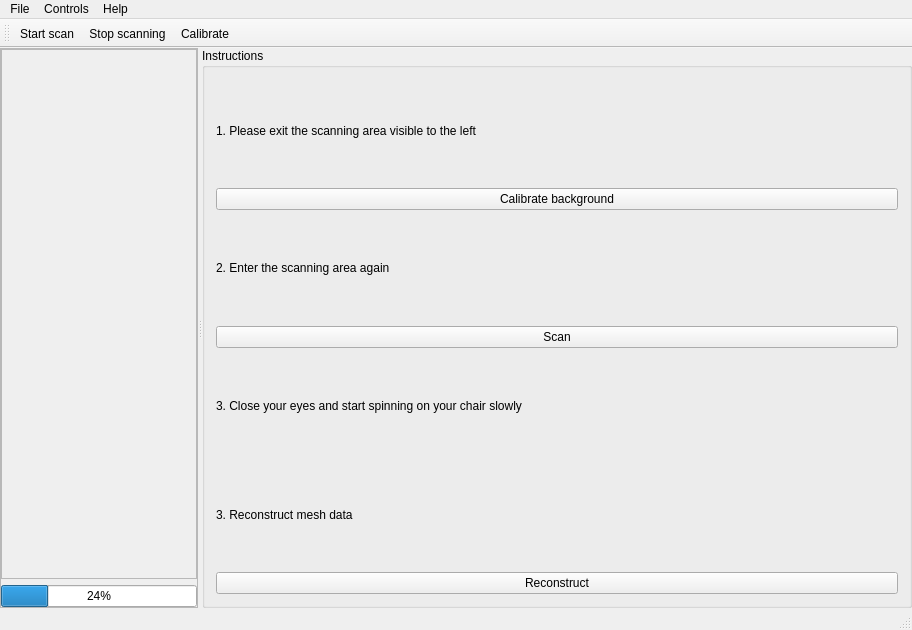
This is ui/scanthething.ui in hackerspace-ntnu/k2md1-scanning-tool as Qt 5 draws it before an edit. The edited form follows.
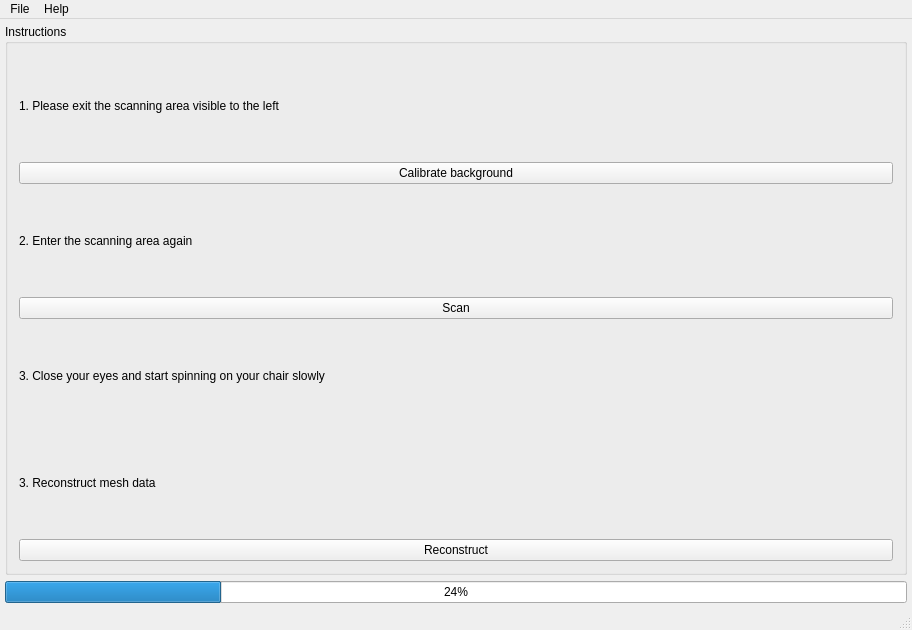
This is the edited form.

Commit message: - Finalize GUI, add finishing touches to progress bars and etc.

The edit to the form file:
```diff
--- a/ui/scanthething.ui
+++ b/ui/scanthething.ui
@@ -16,61 +16,22 @@
   <widget class="QWidget" name="centralWidget">
    <layout class="QVBoxLayout" name="verticalLayout">
     <property name="leftMargin">
-     <number>0</number>
+     <number>5</number>
     </property>
     <property name="topMargin">
-     <number>0</number>
+     <number>5</number>
     </property>
     <property name="rightMargin">
-     <number>0</number>
+     <number>5</number>
     </property>
     <property name="bottomMargin">
-     <number>0</number>
+     <number>5</number>
     </property>
     <item>
      <widget class="QSplitter" name="splitter">
       <property name="orientation">
        <enum>Qt::Horizontal</enum>
       </property>
-      <widget class="QFrame" name="frame_2">
-       <property name="frameShape">
-        <enum>QFrame::StyledPanel</enum>
-       </property>
-       <property name="frameShadow">
-        <enum>QFrame::Raised</enum>
-       </property>
-       <layout class="QVBoxLayout" name="verticalLayout_2">
-        <property name="leftMargin">
-         <number>0</number>
-        </property>
-        <property name="topMargin">
-         <number>0</number>
-        </property>
-        <property name="rightMargin">
-         <number>0</number>
-        </property>
-        <property name="bottomMargin">
-         <number>0</number>
-        </property>
-        <item>
-         <widget class="QFrame" name="frame">
-          <property name="frameShape">
-           <enum>QFrame::StyledPanel</enum>
-          </property>
-          <property name="frameShadow">
-           <enum>QFrame::Raised</enum>
-          </property>
-         </widget>
-        </item>
-        <item>
-         <widget class="QProgressBar" name="progressBar">
-          <property name="value">
-           <number>24</number>
-          </property>
-         </widget>
-        </item>
-       </layout>
-      </widget>
       <widget class="QGroupBox" name="groupBox">
        <property name="title">
         <string>Instructions</string>
@@ -129,6 +90,13 @@
       </widget>
      </widget>
     </item>
+    <item>
+     <widget class="QProgressBar" name="progressBar">
+      <property name="value">
+       <number>24</number>
+      </property>
+     </widget>
+    </item>
    </layout>
   </widget>
   <widget class="QMenuBar" name="menuBar">
@@ -137,15 +105,15 @@
      <x>0</x>
      <y>0</y>
      <width>912</width>
-     <height>19</height>
+     <height>18</height>
     </rect>
    </property>
    <widget class="QMenu" name="menuFile">
     <property name="title">
      <string>File</string>
     </property>
-    <addaction name="actionStart_scan"/>
-    <addaction name="actionStop_scanning"/>
+    <addaction name="separator"/>
+    <addaction name="actionReset"/>
     <addaction name="separator"/>
     <addaction name="actionQuit"/>
    </widget>
@@ -156,26 +124,9 @@
     <addaction name="actionAbout"/>
     <addaction name="actionAbout_Qt"/>
    </widget>
-   <widget class="QMenu" name="menuControls">
-    <property name="title">
-     <string>Controls</string>
-    </property>
-   </widget>
    <addaction name="menuFile"/>
-   <addaction name="menuControls"/>
    <addaction name="menuHelp"/>
   </widget>
-  <widget class="QToolBar" name="mainToolBar">
-   <attribute name="toolBarArea">
-    <enum>TopToolBarArea</enum>
-   </attribute>
-   <attribute name="toolBarBreak">
-    <bool>false</bool>
-   </attribute>
-   <addaction name="actionStart_scan"/>
-   <addaction name="actionStop_scanning"/>
-   <addaction name="actionCalibrate"/>
-  </widget>
   <widget class="QStatusBar" name="statusBar"/>
   <action name="actionAbout">
    <property name="text">
@@ -207,6 +158,11 @@
     <string>Calibrate</string>
    </property>
   </action>
+  <action name="actionReset">
+   <property name="text">
+    <string>Reset</string>
+   </property>
+  </action>
  </widget>
  <layoutdefault spacing="6" margin="11"/>
  <resources/>
```
The commit also changes 20 other files.
